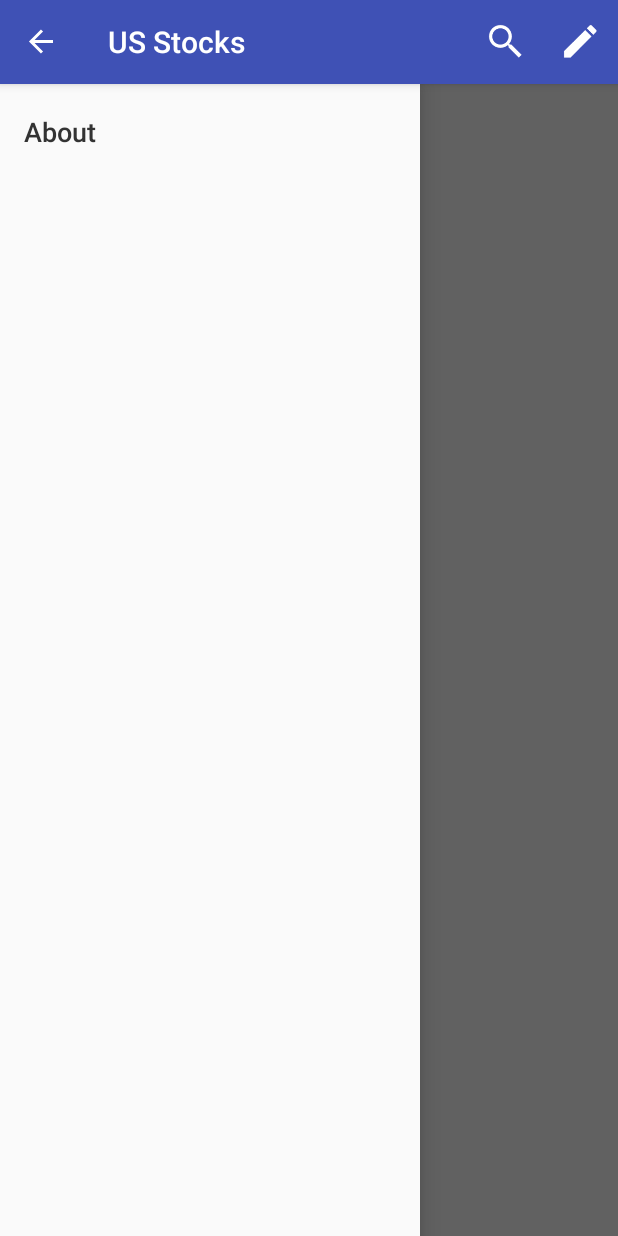
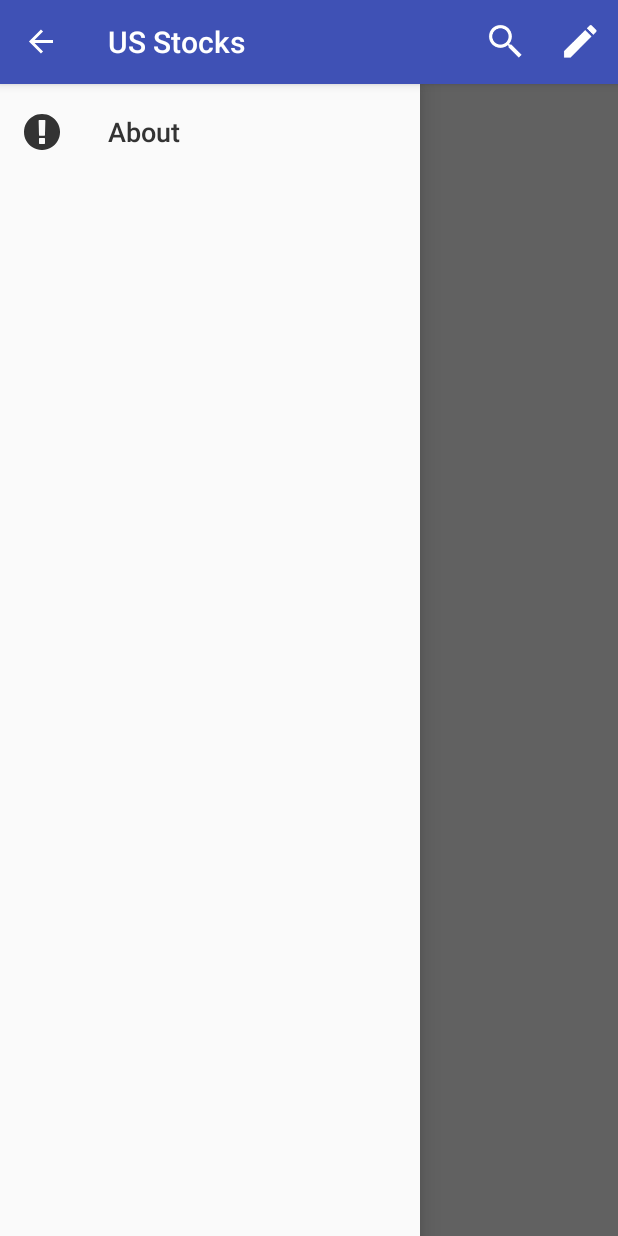
Before and after one commit to ccjeng/Quick-Stocks, an Android app: the screen it shows after launch (MainActivity), with the side drawer open, on a phone screen of 412 x 824 dp. Run offline under Robolectric (Android 15) with nearby library versions, the phone set to English and light mode, and no system bars; our stand-ins replace ButterKnife; libraries missing offline, so code that uses them is left out: com.mikepenz.aboutlibraries, com.nhaarman.listviewanimations, retrofit2.adapter.rxjava, rx.android.schedulers, rx.schedulers and 1 more; plain views replace DynamicListView, ProgressWheel; 7 statements that could not run were skipped.

Commit message:
no message

```diff
--- a/app/src/main/java/com/ccjeng/stock/view/activity/NewsActivity.java
+++ b/app/src/main/java/com/ccjeng/stock/view/activity/NewsActivity.java
@@ -9,10 +9,10 @@ import android.view.View;
 import android.webkit.WebChromeClient;
 import android.webkit.WebView;
 import android.webkit.WebViewClient;
+import android.widget.ProgressBar;
 
 import com.ccjeng.stock.R;
 import com.ccjeng.stock.view.base.BaseActivity;
-import com.pnikosis.materialishprogress.ProgressWheel;
 
 import butterknife.Bind;
 import butterknife.ButterKnife;
@@ -21,7 +21,7 @@ public class NewsActivity extends BaseActivity {
 
     @Bind(R.id.webview) WebView webView;
     @Bind(R.id.toolbar) Toolbar toolbar;
-    @Bind(R.id.progress_wheel) ProgressWheel progressWheel;
+    @Bind(R.id.progress_wheel) ProgressBar progressWheel;
 
     private String newsUrl;
     private String newsTitle;
--- a/app/src/main/java/com/ccjeng/stock/view/activity/StockInfoFragment.java
+++ b/app/src/main/java/com/ccjeng/stock/view/activity/StockInfoFragment.java
@@ -6,6 +6,7 @@ import android.graphics.Typeface;
 import android.support.v4.widget.NestedScrollView;
 import android.view.View;
 import android.widget.ListView;
+import android.widget.ProgressBar;
 import android.widget.TextView;
 
 import com.ccjeng.stock.R;
@@ -30,7 +31,6 @@ import com.github.mikephil.charting.data.CombinedData;
 import com.github.mikephil.charting.data.Entry;
 import com.github.mikephil.charting.data.LineData;
 import com.github.mikephil.charting.data.LineDataSet;
-import com.pnikosis.materialishprogress.ProgressWheel;
 
 import java.util.ArrayList;
 import java.util.Collections;
@@ -60,7 +60,7 @@ public class StockInfoFragment {
     private View viewPriceIndicator;
     private ListView lvLeftDetailsColumn;
     private ListView lvRightDetailsColumn;
-    private ProgressWheel progressWheel;
+    private ProgressBar progressWheel;
     private CombinedChart mChart;
     private BarChart mBarChart;
     private Constant.GraphicType currentGraphicType;
@@ -145,7 +145,7 @@ public class StockInfoFragment {
         viewPriceIndicator = (View) view.findViewById(R.id.viewPriceIndicator);
         lvLeftDetailsColumn = (ListView) view.findViewById(R.id.lvStockDetailsLeft);
         lvRightDetailsColumn = (ListView) view.findViewById(R.id.lvStockDetailsRight);
-        progressWheel = (ProgressWheel) view.findViewById(R.id.progress_wheel);
+        progressWheel = (ProgressBar) view.findViewById(R.id.progress_wheel);
         mChart = (CombinedChart) view.findViewById(R.id.chartStock);
         mBarChart = (BarChart) view.findViewById(R.id.barchartStock);
     }
--- a/app/src/main/java/com/ccjeng/stock/view/activity/StockMainActivity.java
+++ b/app/src/main/java/com/ccjeng/stock/view/activity/StockMainActivity.java
@@ -28,7 +28,6 @@ public class StockMainActivity extends BaseActivity {
     @Bind(R.id.toolbar) Toolbar toolbar;
     @Bind(R.id.container) ViewPager mViewPager;
     @Bind(R.id.tabs) TabLayout tabs;
-
 
     private static StockQuote currentStock = null;
 
--- a/app/src/main/java/com/ccjeng/stock/view/activity/StockVetrFragment.java
+++ b/app/src/main/java/com/ccjeng/stock/view/activity/StockVetrFragment.java
@@ -40,7 +40,6 @@ public class StockVetrFragment {
     private ListView detailsColumn;
     private PieChart pieChart;
 
-
     public StockVetrFragment(View view, Context context, StockQuote currentStock) {
 
         this.view = view;
@@ -52,8 +51,6 @@ public class StockVetrFragment {
         ratingBar = (RatingBar)  view.findViewById(R.id.ratingBar);
         detailsColumn = (ListView) view.findViewById(R.id.vetrDetails);
         pieChart = (PieChart) view.findViewById(R.id.piechart);
-
-
     }
 
     public void getSecurityInfo() {
@@ -105,6 +102,7 @@ public class StockVetrFragment {
         // enable rotation of the chart by touch
         pieChart.setRotationEnabled(true);
         pieChart.setHighlightPerTapEnabled(true);
+        pieChart.getLegend().setEnabled(false);
 
         //set data
         ArrayList<Entry> yVals = new ArrayList<Entry>();
@@ -127,6 +125,7 @@ public class StockVetrFragment {
         data.setValueFormatter(new PercentFormatter());
         data.setValueTextSize(11f);
         data.setValueTextColor(Color.WHITE);
+
         //data.setValueTypeface(mTfLight);
         pieChart.setData(data);
         // undo all highlights
--- /dev/null
+++ b/app/src/main/res/drawable/ic_exclamation_sign.xml
@@ -0,0 +1,4 @@
+<vector android:height="24dp" android:viewportHeight="438.533"
+    android:viewportWidth="438.533" android:width="24dp" xmlns:android="http://schemas.android.com/apk/res/android">
+    <path android:fillColor="#FF000000" android:pathData="M409.1,109.2c-19.6,-33.6 -46.2,-60.2 -79.8,-79.8C295.7,9.8 259.1,0 219.3,0c-39.8,0 -76.5,9.8 -110.1,29.4c-33.6,19.6 -60.2,46.2 -79.8,79.8C9.8,142.8 0,179.5 0,219.3s9.8,76.5 29.4,110.1c19.6,33.6 46.2,60.2 79.8,79.8c33.6,19.6 70.3,29.4 110.1,29.4s76.5,-9.8 110.1,-29.4c33.6,-19.6 60.2,-46.2 79.8,-79.8c19.6,-33.6 29.4,-70.3 29.4,-110.1C438.5,179.5 428.7,142.8 409.1,109.2zM255.8,356c0,2.7 -0.9,4.9 -2.6,6.7s-3.8,2.7 -6.3,2.7h-54.8c-2.5,0 -4.7,-1 -6.6,-2.9c-1.9,-1.9 -2.9,-4.1 -2.9,-6.6V301.8c0,-2.5 0.9,-4.7 2.9,-6.6c1.9,-1.9 4.1,-2.9 6.6,-2.9h54.8c2.5,0 4.6,0.9 6.3,2.7c1.7,1.8 2.6,4 2.6,6.7V356zM255.2,257.8c-0.2,1.9 -1.2,3.6 -3,5c-1.8,1.4 -4,2.1 -6.7,2.1h-52.8c-2.7,0 -4.9,-0.7 -6.9,-2.1c-1.9,-1.4 -2.9,-3.1 -2.9,-5L178.2,80.5c0,-2.3 0.9,-4 2.9,-5.1c1.9,-1.5 4.2,-2.3 6.9,-2.3h62.8c2.7,0 4.9,0.8 6.9,2.3c1.9,1.1 2.8,2.9 2.8,5.1L255.2,257.8z"/>
+</vector>
--- /dev/null
+++ b/app/src/main/res/drawable/ic_keyboard_backspace_white_24px.xml
@@ -0,0 +1,9 @@
+<vector xmlns:android="http://schemas.android.com/apk/res/android"
+        android:width="24dp"
+        android:height="24dp"
+        android:viewportWidth="24.0"
+        android:viewportHeight="24.0">
+    <path
+        android:pathData="M21,11H6.83l3.58,-3.59L9,6l-6,6 6,6 1.41,-1.41L6.83,13H21z"
+        android:fillColor="#FFFFFF"/>
+</vector>
--- a/app/src/main/res/layout/activity_main.xml
+++ b/app/src/main/res/layout/activity_main.xml
@@ -51,6 +51,13 @@
                     android:paddingTop="5dp"/>
             </android.support.v4.widget.SwipeRefreshLayout>
 
+            <ProgressBar
+                android:id="@+id/progress_wheel"
+                style="?android:attr/progressBarStyleSmall"
+                android:layout_width="50dp"
+                android:layout_height="50dp"
+                android:layout_centerInParent="true" />
+            <!--
             <com.pnikosis.materialishprogress.ProgressWheel
                 android:id="@+id/progress_wheel"
                 android:layout_width="80dp"
@@ -58,7 +65,7 @@
                 android:layout_centerInParent="true"
                 android:visibility="gone"
                 wheel:matProg_barColor="@color/colorProgress"
-                wheel:matProg_progressIndeterminate="true"/>
+                wheel:matProg_progressIndeterminate="true"/>-->
         </RelativeLayout>
 
         <android.support.design.widget.NavigationView
--- a/app/src/main/res/layout/activity_stock_main.xml
+++ b/app/src/main/res/layout/activity_stock_main.xml
@@ -35,8 +35,6 @@
 
     </android.support.design.widget.AppBarLayout>
 
-
-
     <android.support.v4.view.ViewPager
         android:id="@+id/container"
         android:layout_width="match_parent"
--- a/app/src/main/res/menu/nav_drawer_items.xml
+++ b/app/src/main/res/menu/nav_drawer_items.xml
@@ -6,6 +6,7 @@
             android:title="@string/action_settings"/>-->
         <item
             android:id="@+id/navAbout"
-            android:title="@string/action_about"/>
+            android:title="@string/action_about"
+            android:icon="@drawable/ic_exclamation_sign"/>
     </group>
 </menu>
--- a/app/src/main/res/values/colors.xml
+++ b/app/src/main/res/values/colors.xml
@@ -24,5 +24,5 @@
     <color name="refresh_progress_2">#FFA000</color>
     <color name="refresh_progress_3">#FF9800</color>
     <color name="sliding_menu_text_color">#8C8C8C</color>
-
+    <color name="ratingbar">#CCCC00</color>
 </resources>
--- a/app/src/main/res/values/styles.xml
+++ b/app/src/main/res/values/styles.xml
@@ -45,7 +45,7 @@
     <style name="AppTheme.NoActionBar.PopupOverlay" parent="ThemeOverlay.AppCompat.Light"/>
 
     <style name="RatingBar" parent="Theme.AppCompat">
-        <item name="colorControlNormal">@color/price_green</item>
-        <item name="colorControlActivated">@color/price_green</item>
+        <item name="colorControlNormal">@color/ratingbar</item>
+        <item name="colorControlActivated">@color/ratingbar</item>
     </style>
 </resources>
--- a/build.gradle
+++ b/build.gradle
@@ -7,7 +7,7 @@ buildscript {
         maven { url "https://jitpack.io" }
     }
     dependencies {
-        classpath 'com.android.tools.build:gradle:2.1.3'
+        classpath 'com.android.tools.build:gradle:2.2.0'
         classpath 'com.google.gms:google-services:3.0.0'
 
         // NOTE: Do not place your application dependencies here; they belong
```
Also changed, not shown: app/build.gradle (+9 -13 lines), app/src/main/java/com/ccjeng/stock/view/activity/MainActivity.java (+4 -25 lines), app/src/main/res/layout/activity_detail.xml (+10 -1 lines), app/src/main/res/layout/activity_news.xml (+10 -1 lines), app/src/main/res/layout/fragment_stock_info.xml (+10 -1 lines), 1 other file.
